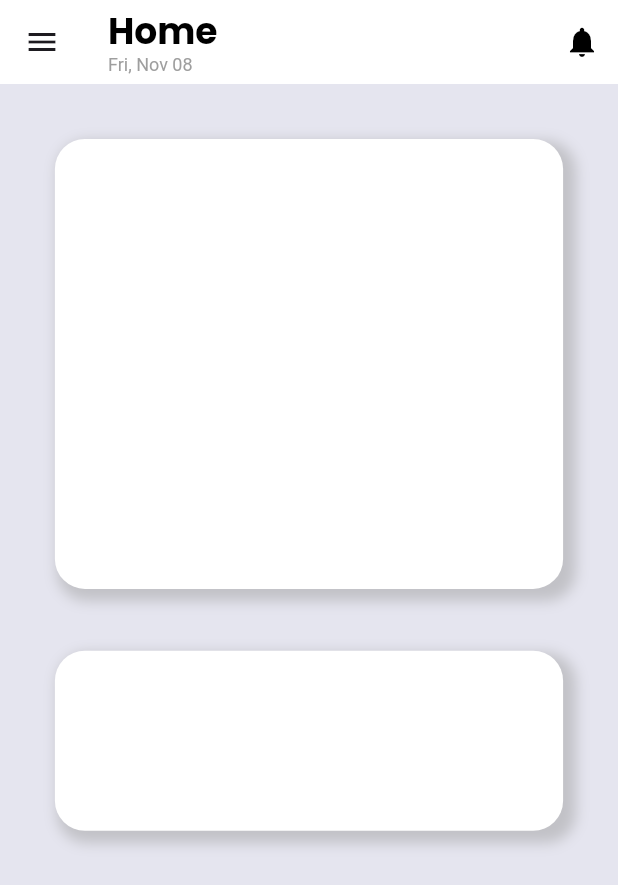
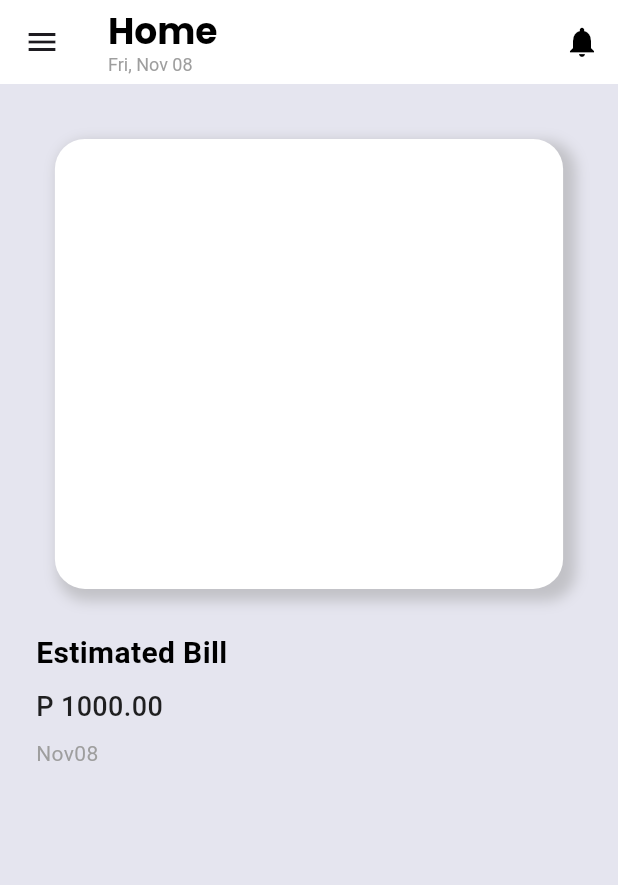
Before and after one commit to Cholo09/SWAC, a Flutter app: the screen it shows after launch, on a phone screen of 412 x 824 dp. Shown: the top 885 px of the screen. Run offline on Flutter 3.47's test engine with Material 3 defaults, Android fonts, the phone set to English and light mode, and no system bars; our stand-ins replace firebase_core; accounts and stored records are empty.

Commit message:
Fixed version issues

```diff
--- a/lib/appbar.dart
+++ b/lib/appbar.dart
@@ -16,7 +16,7 @@ class CustomAppBar extends StatelessWidget implements PreferredSizeWidget {
             crossAxisAlignment: CrossAxisAlignment.start,
             children: [
                Text(
-                title, // papaltan user name
+                title, semanticsLabel: 'Hi User',
                 style: const TextStyle(
                   color: Colors.black,
                   fontSize: 24.0,
--- a/lib/main.dart
+++ b/lib/main.dart
@@ -3,7 +3,7 @@ import 'package:firebase_core/firebase_core.dart';
 import 'firebase_options.dart';
 import 'package:swac/drawer.dart';
 import 'appbar.dart';
-
+import 'package:intl/intl.dart';
 void main() async {
   WidgetsFlutterBinding.ensureInitialized();
   await Firebase.initializeApp(
@@ -42,7 +42,8 @@ class HomePage extends StatelessWidget {
             children: [
               Column(
                 children: [
-                  Container( //dito ilalagay ang line chart
+                  Container(
+                    //dito ilalagay ang line chart
 
                     height: 300.0,
                     padding: const EdgeInsets.all(8.0),
@@ -62,34 +63,61 @@ class HomePage extends StatelessWidget {
                       ],
                     ),
                     // Add Firebase data here
+                  ),
+                  Padding(
+                    padding: const EdgeInsets.all(8.0),
+                    child: Column(
+                      crossAxisAlignment: CrossAxisAlignment
+                          .start, // Align text to the left by default
+                      children: [
+                        // 'Estimated Bill' Text
+                        const Text(
+                          'Estimated Bill',
+                          style: TextStyle(
+                            fontSize: 20,
+                            fontWeight: FontWeight.bold,
+                            color: Colors.black,
+                          ),
+                        ),
+                        const SizedBox(
+                            height:
+                                8), // Space between 'Estimated Bill' and the next text
+                        // 'P 1000.00' Text
+                        const Text(
+                          'P 1000.00',
+                          style: TextStyle(
+                            fontSize: 18,
+                            fontWeight: FontWeight.w500,
+                            color: Colors.black87,
+                          ),
+                        ),
+                        const SizedBox(
+                            height:
+                                8), // Space between the amount and the next text
+                        // Row for the dynamic date and alignment
+                        Row(
+                          mainAxisAlignment: MainAxisAlignment.spaceBetween,
+                          children: [
+                            // Empty space on the left if you want to keep the dynamic date on the right
+                            Text(
+                              DateFormat('MMM' 'dd').format(DateTime.now()),
 
+                              style: const TextStyle(
+                                fontSize: 14,
+                                color: Colors.grey,
                               ),
-                  Container( //container para ilagay yung estimated bill
-                    height: 120.0,
-                    margin: EdgeInsets.symmetric(
-                        vertical: MediaQuery.of(context).size.width * 0.05,
-                        horizontal: MediaQuery.of(context).size.width * 0.05),
-                    padding: const EdgeInsets.all(8.0),
-                    decoration: BoxDecoration(
-                      borderRadius: BorderRadius.circular(20),
-                      color: Colors.white,
-                      boxShadow: [
-                        BoxShadow(
-                          color: Colors.grey.withOpacity(0.5),
-                          spreadRadius: 3,
-                          blurRadius: 7,
-                          offset: const Offset(5, 5),
                             ),
                           ],
                         ),
-                    // Add Firebase data or widgets here
+                      ],
                     ),
+                  )
                   ],
                 )
               ],
             ),
           ),
-      ),
+        )
       );
   }
 }
```
Also changed, not shown: 3 other files. Lines whose indentation alone changed are shown as unchanged.
